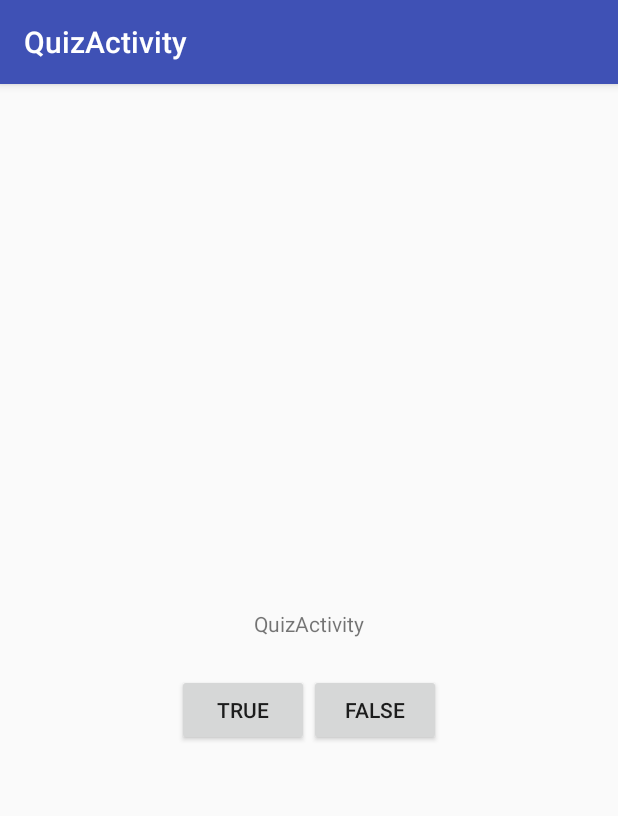
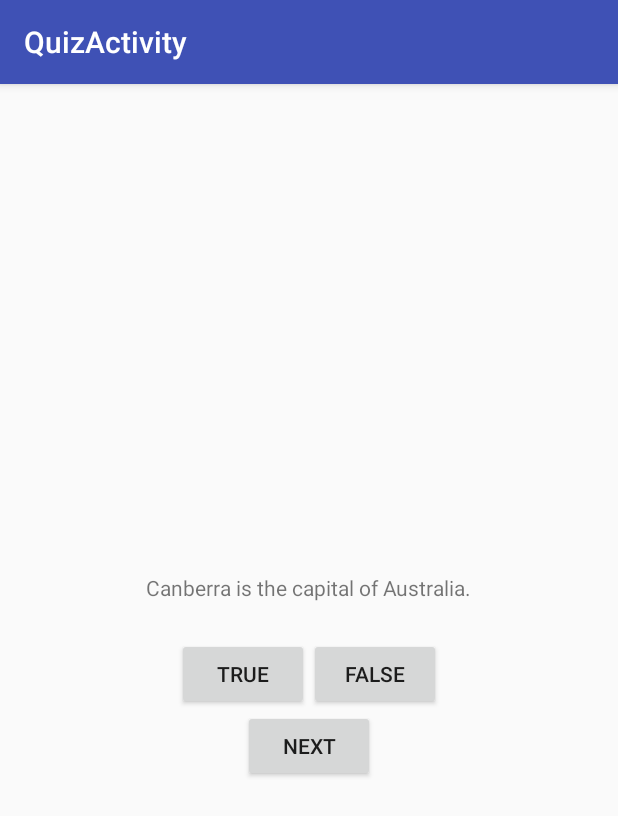
Before and after one commit to songweishuai/QuizActivity, an Android app: the screen it shows after launch (QuizActivity), after a tap on "TRUE", on a phone screen of 412 x 824 dp. Shown: the top 816 px of the screen. Run offline under Robolectric (Android 15) with nearby library versions, the phone set to English and light mode, and no system bars.

Commit message:
实现问答切换

```diff
--- a/app/src/main/java/com/sws/android/quizactivity/QuizActivity.java
+++ b/app/src/main/java/com/sws/android/quizactivity/QuizActivity.java
@@ -4,12 +4,26 @@ import android.support.v7.app.AppCompatActivity;
 import android.os.Bundle;
 import android.view.View;
 import android.widget.Button;
+import android.widget.TextView;
 import android.widget.Toast;
 
 public class QuizActivity extends AppCompatActivity {
 
     private Button mTrueBurron;
     private Button mFalseButton;
+    private Button mNextButton;
+    private TextView mQuestionTextView;
+
+    private int mCurrentIndex=0;
+    private Question[] mQuestionBank={
+            new Question(R.string.question_australia, true),
+            new Question(R.string.question_oceans, true),
+            new Question(R.string.question_mideast, false),
+            new Question(R.string.question_africa, false),
+            new Question(R.string.question_americas, true),
+            new Question(R.string.question_asia, true)
+    };
+
     @Override
     protected void onCreate(Bundle savedInstanceState) {
         super.onCreate(savedInstanceState);
@@ -22,7 +36,8 @@ public class QuizActivity extends AppCompatActivity {
             @Override
             public void onClick(View v) {
                //Toast.makeText(QuizActivity.this,"true",Toast.LENGTH_SHORT).show();
-                Toast.makeText(QuizActivity.this,R.string.incorrect_toast,Toast.LENGTH_SHORT).show();
+                //Toast.makeText(QuizActivity.this,R.string.incorrect_toast,Toast.LENGTH_SHORT).show();
+                checkAnswer(false);
             }
         });
 
@@ -30,8 +45,34 @@ public class QuizActivity extends AppCompatActivity {
             @Override
             public void onClick(View v) {
                 //Toast.makeText(QuizActivity.this,"true",Toast.LENGTH_SHORT).show();
-                Toast.makeText(QuizActivity.this,R.string.correct_toast,Toast.LENGTH_SHORT).show();
+                //Toast.makeText(QuizActivity.this,R.string.correct_toast,Toast.LENGTH_SHORT).show();
+                checkAnswer(true);
+            }
+        });
+
+        mQuestionTextView=(TextView)findViewById(R.id.question_text_view);
+        int question=mQuestionBank[mCurrentIndex].getTextResId();
+        mQuestionTextView.setText(question);
+
+        mNextButton=(Button)findViewById(R.id.next_button);
+        mNextButton.setOnClickListener(new View.OnClickListener() {
+            @Override
+            public void onClick(View v) {
+                mCurrentIndex=(mCurrentIndex+1)%mQuestionBank.length;
+                int question=mQuestionBank[mCurrentIndex].getTextResId();
+                mQuestionTextView.setText(question);
             }
         });
     }
+
+    private void checkAnswer(boolean userPressedTrue){
+        boolean answerIsTrue=mQuestionBank[mCurrentIndex].isAnswerTrue();
+        int messageResId=0;
+        if(userPressedTrue==answerIsTrue){
+            messageResId=R.string.correct_toast;
+        }else{
+            messageResId=R.string.incorrect_toast;
+        }
+        Toast.makeText(QuizActivity.this,messageResId,Toast.LENGTH_SHORT).show();
+    }
 }
--- a/app/src/main/res/layout/activity_quiz.xml
+++ b/app/src/main/res/layout/activity_quiz.xml
@@ -29,7 +29,8 @@
         android:layout_width="wrap_content"
         android:layout_height="wrap_content"
         android:padding="24dp"
-        android:text="@string/app_name"/>
+        android:id="@+id/question_text_view"/>
+        <!--android:text="@string/app_name"/>-->
 
     <LinearLayout
         android:layout_width="wrap_content"
@@ -49,4 +50,10 @@
             android:id="@+id/false_button"/>
 
     </LinearLayout>
+
+    <Button
+        android:layout_width="wrap_content"
+        android:layout_height="wrap_content"
+        android:id="@+id/next_button"
+        android:text="@string/next_button"/>
 </LinearLayout>
--- a/app/src/main/res/values/strings.xml
+++ b/app/src/main/res/values/strings.xml
@@ -4,4 +4,12 @@
     <string name="false_button">False</string>
     <string name="correct_toast">Correct</string>
     <string name="incorrect_toast">Incorrect</string>
+    <string name="next_button">Next</string>
+
+    <string name="question_australia">Canberra is the capital of Australia.</string>
+    <string name="question_oceans">The Pacific Ocean is larger than the Atlantic Ocean.</string>
+    <string name="question_mideast">The Suez Canal connects the Red Sea and the Indian Ocean.</string>
+    <string name="question_africa">The source of the Nile River is in Egypt.</string>
+    <string name="question_americas">The Amazon River is the longest river in the Americas.</string>
+    <string name="question_asia">Lake Baikal is the world\'s oldest and deepest freshwater lake.</string>
 </resources>
--- a/build.gradle
+++ b/build.gradle
@@ -5,10 +5,11 @@ buildscript {
     repositories {
         maven { url 'https://maven.google.com' }
         jcenter()
+        //google()
     }
     dependencies {
-        //classpath 'com.android.tools.build:gradle:3.0.0-alpha1'
-        classpath 'com.android.tools.build:gradle:2.3.3'
+        classpath 'com.android.tools.build:gradle:3.1.2'
+        //classpath 'com.android.tools.build:gradle:2.3.3'
 
 
 
```
Also changed, not shown: app/build.gradle (+5 -5 lines), gradle/wrapper/gradle-wrapper.properties.
